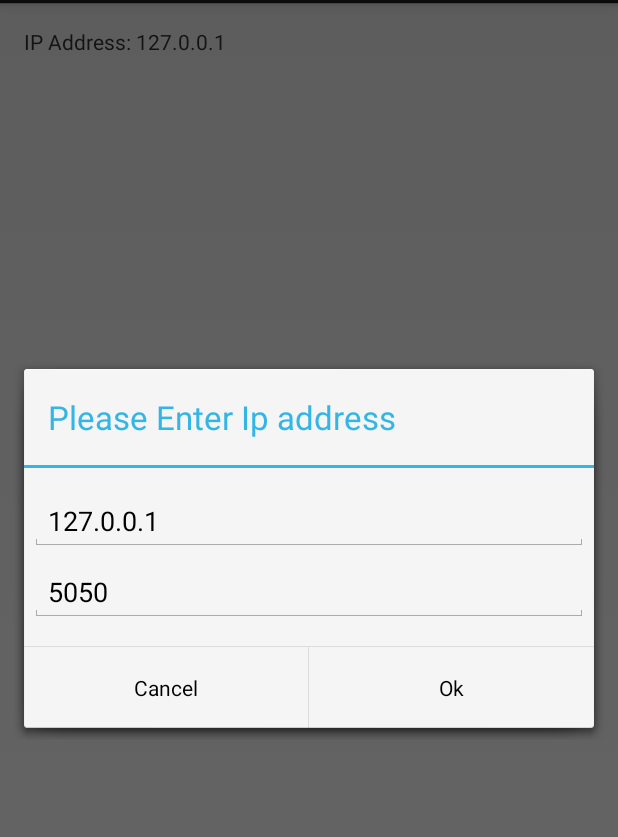
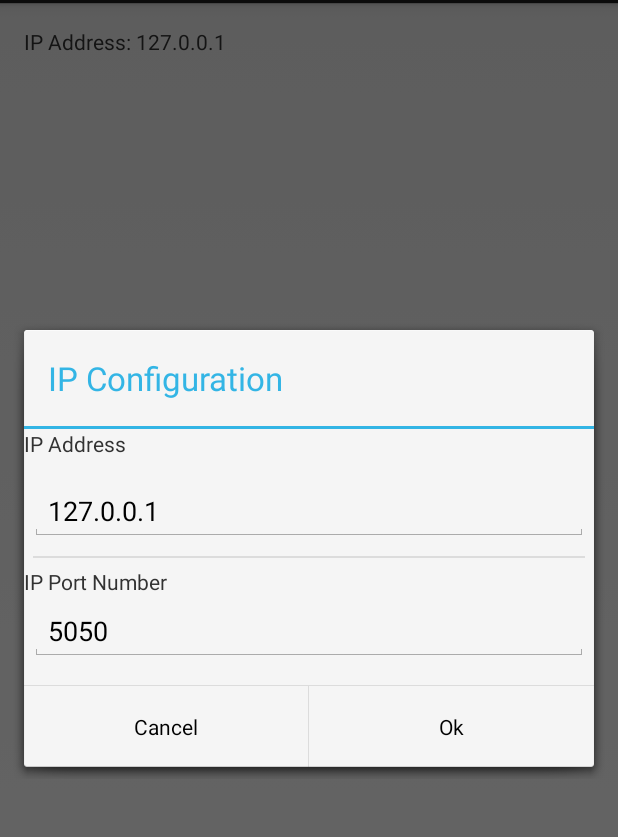
Before and after one commit to rlangoy/IFIVUDPCSVComunicatorExperiment, an Android app: the screen it shows after launch (MainActivity), in the options menu, after a tap on "Settings", on a phone screen of 412 x 824 dp, the part 69-906 px from its top. Run offline under Robolectric (Android 15) with nearby library versions, the phone set to English and light mode, and no system bars.

Commit message:
Cosmetic fixup

```diff
--- a/app/src/main/java/no/hbv/ifiv/ifivudpcsvcomunicatorexperiment/IPAddressDialog.java
+++ b/app/src/main/java/no/hbv/ifiv/ifivudpcsvcomunicatorexperiment/IPAddressDialog.java
@@ -25,7 +25,6 @@ import android.widget.TextView;
 
 public class IPAddressDialog extends AlertDialog.Builder
 {
-
     /* The activity that creates an instance of this dialog fragment must
      * implement this interface in order to receive event callbacks.
      * Each method passes the DialogFragment in case the host needs to query it. */
@@ -86,6 +85,7 @@ public class IPAddressDialog extends AlertDialog.Builder
             this.mIPPort.setText(String.valueOf(port));
     }
 
+
     public IPAddressDialog(final Context context)
     {
         super(context);
@@ -95,7 +95,7 @@ public class IPAddressDialog extends AlertDialog.Builder
         this.setView(dlgView);
         mIPAddress = (TextView) dlgView.findViewById(R.id.ipAddress);
         mIPPort= (TextView) dlgView.findViewById(R.id.ipPort);
-        this.setTitle("Please Enter Ip address");
+        this.setTitle("IP Configuration");
         final IPAddressDialog thisDialog=this;
 
         this.setPositiveButton("Ok", new DialogInterface.OnClickListener()
--- a/app/src/main/res/layout/dialog_ipaddress.xml
+++ b/app/src/main/res/layout/dialog_ipaddress.xml
@@ -1,8 +1,17 @@
 <?xml version="1.0" encoding="utf-8"?>
+
+
 
 <LinearLayout xmlns:android="http://schemas.android.com/apk/res/android"
     android:orientation="vertical" android:layout_width="match_parent"
     android:layout_height="match_parent">
+
+
+    <TextView
+        android:layout_width="wrap_content"
+        android:layout_height="wrap_content"
+        android:text="IP Address"
+        android:id="@+id/label_ipAddress" />
 
     <EditText
         android:id="@+id/ipAddress"
@@ -14,6 +23,13 @@
         android:layout_marginRight="4dp"
         android:layout_marginBottom="4dp"
         android:hint="127.0.0.1" />
+    <View style="@style/Divider" />
+    <TextView
+        android:layout_width="wrap_content"
+        android:layout_height="wrap_content"
+        android:text="IP Port Number"
+        android:id="@+id/label_ipPort" />
+
     <EditText
         android:id="@+id/ipPort"
         android:inputType="number"
--- a/app/src/main/res/values/styles.xml
+++ b/app/src/main/res/values/styles.xml
@@ -5,4 +5,17 @@
         <!-- Customize your theme here. -->
     </style>
 
+
+    <style name="Divider">
+        <item name="android:layout_width">fill_parent</item>
+        <item name="android:layout_height">1dip</item>
+        <item name="android:layout_margin">6dip</item>
+        <item name="android:background">?android:attr/listDivider</item>
+    </style>
+
+
+    <style name="Header">
+        <item name="android:textStyle">bold</item>
+    </style>
+
 </resources>
```
